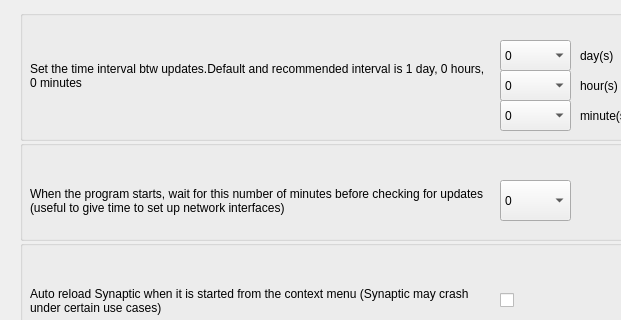
mhogomchungu/qt-update-notifier, file src/configuredialog.ui: the form before one commit; both pictures show x 0 to 621 and y 0 to 320 of the 702 by 492 pixel window.
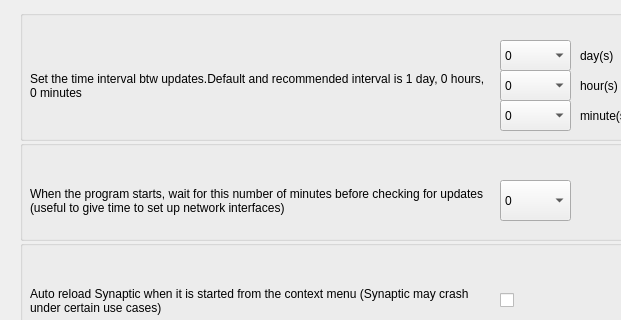
The form after the commit.

Commit message: this commit marks the release point of version 1.6.5

Patch:
```diff
--- a/src/configuredialog.ui
+++ b/src/configuredialog.ui
@@ -31,7 +31,7 @@
       <x>10</x>
       <y>20</y>
       <width>461</width>
-      <height>91</height>
+      <height>111</height>
      </rect>
     </property>
     <property name="text">
```
The commit also changes 2 other files.
